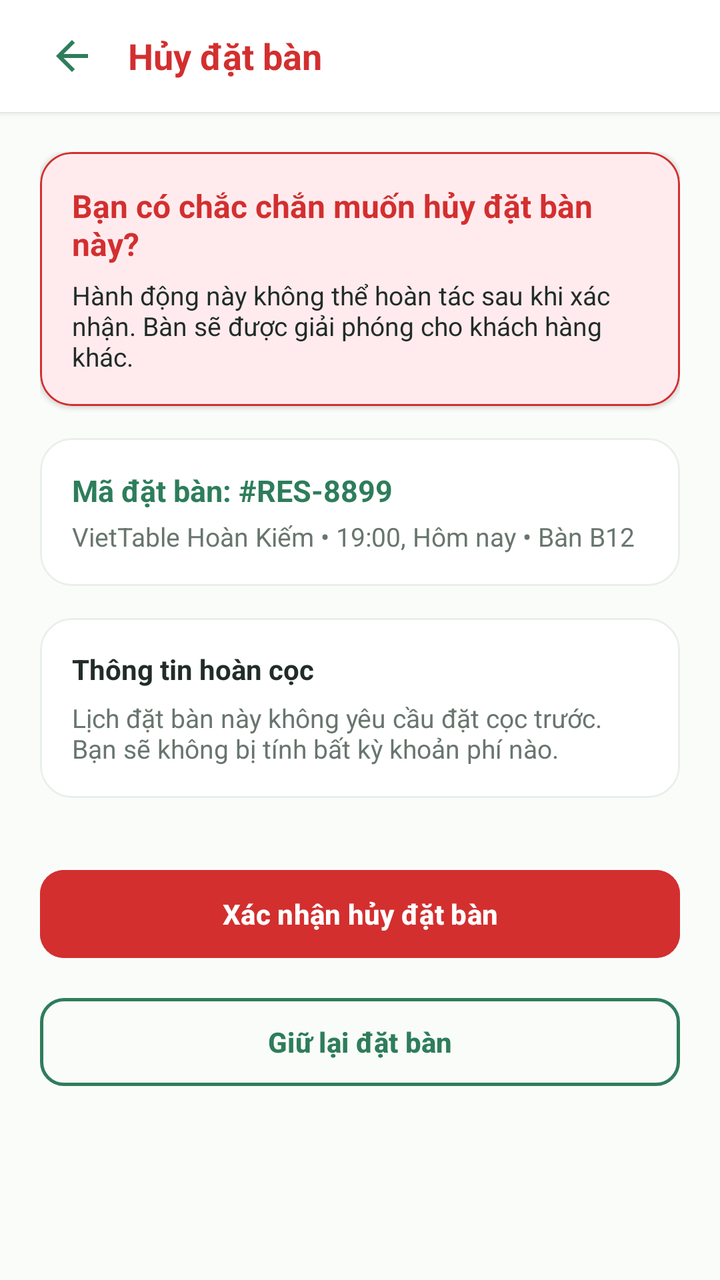
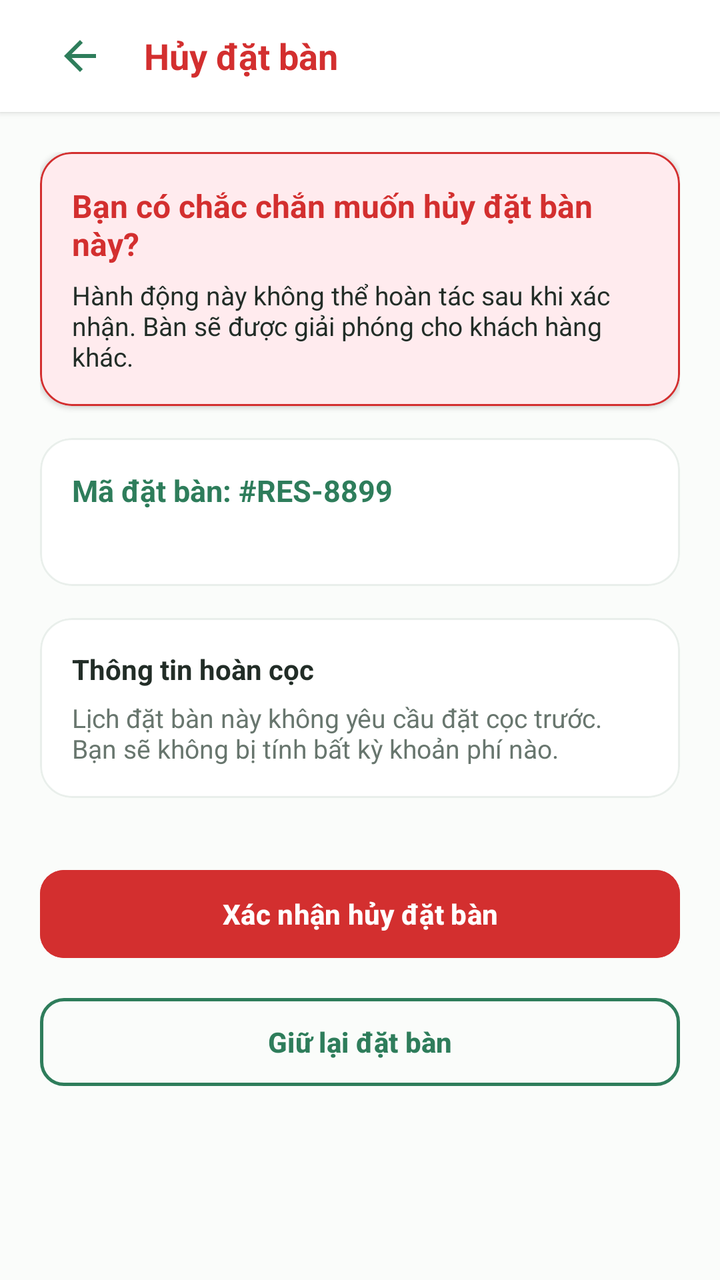

Compare the two renders of this Android layout. The source of the first and the diff that turns it into the second are given below.
<!-- AndroidManifest.xml: application theme Theme.VietTable -->
<!-- res/layout/fragment_res_cancel.xml -->
<?xml version="1.0" encoding="utf-8"?>
<ScrollView
    xmlns:android="http://schemas.android.com/apk/res/android"
    xmlns:app="http://schemas.android.com/apk/res-auto"
    android:layout_width="match_parent"
    android:layout_height="match_parent"
    android:background="@color/bg_cream"
    android:fillViewport="true">

    <LinearLayout
        android:layout_width="match_parent"
        android:layout_height="wrap_content"
        android:orientation="vertical">

        
        <LinearLayout
            android:layout_width="match_parent"
            android:layout_height="wrap_content"
            android:minHeight="56dp"
            android:tag="safe_top"
            android:background="@color/surface"
            android:elevation="2dp"
            android:gravity="center_vertical"
            android:orientation="horizontal"
            android:paddingHorizontal="16dp">

            <ImageButton
                android:id="@+id/btnBack"
                android:layout_width="40dp"
                android:layout_height="40dp"
                android:background="?attr/selectableItemBackgroundBorderless"
                android:src="@drawable/ic_back"
                app:tint="@color/primary" />

            <TextView
                android:layout_width="0dp"
                android:layout_height="wrap_content"
                android:layout_marginStart="8dp"
                android:layout_weight="1"
                android:text="Hủy đặt bàn"
                android:textColor="@color/semantic_error"
                android:textSize="18sp"
                android:textStyle="bold" />
        </LinearLayout>

        <LinearLayout
            android:layout_width="match_parent"
            android:layout_height="wrap_content"
            android:orientation="vertical"
            android:padding="20dp">

            
            <com.google.android.material.card.MaterialCardView
                style="@style/Widget.VietTable.Card"
                android:layout_width="match_parent"
                android:layout_height="wrap_content"
                app:cardBackgroundColor="@color/semantic_error_bg"
                app:strokeColor="@color/semantic_error"
                app:strokeWidth="1dp">

                <LinearLayout
                    android:layout_width="match_parent"
                    android:layout_height="wrap_content"
                    android:orientation="vertical"
                    android:padding="16dp">

                    <TextView
                        android:layout_width="match_parent"
                        android:layout_height="wrap_content"
                        android:text="Bạn có chắc chắn muốn hủy đặt bàn này?"
                        android:textColor="@color/semantic_error"
                        android:textSize="16sp"
                        android:textStyle="bold" />

                    <TextView
                        android:layout_width="match_parent"
                        android:layout_height="wrap_content"
                        android:layout_marginTop="6dp"
                        android:text="Hành động này không thể hoàn tác sau khi xác nhận. Bàn sẽ được giải phóng cho khách hàng khác."
                        android:textColor="@color/text_primary"
                        android:textSize="13sp" />
                </LinearLayout>
            </com.google.android.material.card.MaterialCardView>

            
            <com.google.android.material.card.MaterialCardView
                style="@style/Widget.VietTable.Card.Outlined"
                android:layout_width="match_parent"
                android:layout_height="wrap_content"
                android:layout_marginTop="16dp">

                <LinearLayout
                    android:layout_width="match_parent"
                    android:layout_height="wrap_content"
                    android:orientation="vertical"
                    android:padding="16dp">

                    <TextView
                        android:id="@+id/tvCancelResCode"
                        android:layout_width="match_parent"
                        android:layout_height="wrap_content"
                        android:text="Mã đặt bàn: #RES-8899"
                        android:textColor="@color/primary"
                        android:textSize="15sp"
                        android:textStyle="bold" />

                    <TextView
                        android:id="@+id/tvCancelResSummary"
                        android:layout_width="match_parent"
                        android:layout_height="wrap_content"
                        android:layout_marginTop="4dp"
                        android:text="VietTable Hoàn Kiếm • 19:00, Hôm nay • Bàn B12"
                        android:textColor="@color/text_secondary"
                        android:textSize="13sp" />
                </LinearLayout>
            </com.google.android.material.card.MaterialCardView>

            
            <com.google.android.material.card.MaterialCardView
                style="@style/Widget.VietTable.Card.Outlined"
                android:layout_width="match_parent"
                android:layout_height="wrap_content"
                android:layout_marginTop="16dp">

                <LinearLayout
                    android:layout_width="match_parent"
                    android:layout_height="wrap_content"
                    android:orientation="vertical"
                    android:padding="16dp">

                    <TextView
                        android:layout_width="match_parent"
                        android:layout_height="wrap_content"
                        android:text="Thông tin hoàn cọc"
                        android:textColor="@color/text_primary"
                        android:textSize="14sp"
                        android:textStyle="bold" />

                    <TextView
                        android:id="@+id/tvRefundDetails"
                        android:layout_width="match_parent"
                        android:layout_height="wrap_content"
                        android:layout_marginTop="6dp"
                        android:text="Lịch đặt bàn này không yêu cầu đặt cọc trước. Bạn sẽ không bị tính bất kỳ khoản phí nào."
                        android:textColor="@color/text_secondary"
                        android:textSize="13sp" />
                </LinearLayout>
            </com.google.android.material.card.MaterialCardView>

            
            <com.google.android.material.button.MaterialButton
                android:id="@+id/btnConfirmCancelDestructive"
                style="@style/Widget.VietTable.Button.Destructive"
                android:layout_width="match_parent"
                android:layout_height="wrap_content"
                android:layout_marginTop="32dp"
                android:text="Xác nhận hủy đặt bàn" />

            <com.google.android.material.button.MaterialButton
                android:id="@+id/btnKeepReservation"
                style="@style/Widget.VietTable.Button.Outlined"
                android:layout_width="match_parent"
                android:layout_height="wrap_content"
                android:layout_marginTop="12dp"
                android:text="Giữ lại đặt bàn" />

        </LinearLayout>
    </LinearLayout>
</ScrollView>
<!-- resources referenced by this layout -->
<resources>
  <color name="bg_cream">#FAFCFA</color>
  <color name="primary">#2E7D5B</color>
  <color name="semantic_error">#D32F2F</color>
  <color name="semantic_error_bg">#FFEBEE</color>
  <color name="surface">#FFFFFF</color>
  <color name="text_primary">#222D27</color>
  <color name="text_secondary">#68766E</color>
  <style name="Theme.VietTable" parent="Base.Theme.VietTable" />
  <color name="white">#FFFFFFFF</color>
  <dimen name="btn_height_primary">52dp</dimen>
  <dimen name="radius_medium">12dp</dimen>
  <dimen name="radius_large">16dp</dimen>
  <dimen name="card_elevation">1.5dp</dimen>
  <color name="divider">#E9EFEB</color>
  <dimen name="card_stroke_width">1dp</dimen>
  <style name="Base.Theme.VietTable" parent="Theme.Material3.Light.NoActionBar">
          
          <item name="colorPrimary">@color/primary</item>
          <item name="colorPrimaryDark">@color/primary_dark</item>
          <item name="colorOnPrimary">@color/on_primary</item>
          <item name="colorPrimaryContainer">@color/primary_container</item>
          <item name="colorOnPrimaryContainer">@color/on_primary_container</item>
  
          <item name="colorSecondary">@color/accent_gold</item>
          <item name="colorOnSecondary">@color/white</item>
          <item name="colorSecondaryContainer">@color/accent_gold_container</item>
          <item name="colorOnSecondaryContainer">@color/accent_gold_dark</item>
  
          <item name="android:colorBackground">@color/bg_cream</item>
          <item name="colorSurface">@color/surface</item>
          <item name="colorOnSurface">@color/text_primary</item>
          <item name="colorSurfaceVariant">@color/surface_variant</item>
  
          <item name="colorError">@color/semantic_error</item>
          <item name="colorOnError">@color/white</item>
  
          
          <item name="android:statusBarColor">@android:color/transparent</item>
          <item name="android:windowLightStatusBar">true</item>
          <item name="android:navigationBarColor">@android:color/transparent</item>
          <item name="android:windowLightNavigationBar">true</item>
  
          
          <item name="colorAccent">@color/primary</item>
          <item name="alertDialogTheme">@style/ThemeOverlay.VietTable.Dialog.Alert</item>
          <item name="materialAlertDialogTheme">@style/ThemeOverlay.VietTable.MaterialAlertDialog</item>
          <item name="buttonBarPositiveButtonStyle">@style/Widget.VietTable.Dialog.Button.Positive</item>
          <item name="buttonBarNegativeButtonStyle">@style/Widget.VietTable.Dialog.Button.Negative</item>
          <item name="buttonBarNeutralButtonStyle">@style/Widget.VietTable.Dialog.Button.Neutral</item>
          <item name="materialButtonStyle">@style/Widget.VietTable.Button.Primary</item>
          <item name="materialButtonOutlinedStyle">@style/Widget.VietTable.Button.Outlined</item>
          <item name="borderlessButtonStyle">@style/Widget.VietTable.Button.Text</item>
          <item name="materialCardViewStyle">@style/Widget.VietTable.Card</item>
          <item name="textInputStyle">@style/Widget.VietTable.TextInputLayout</item>
          <item name="toolbarStyle">@style/Widget.VietTable.Toolbar</item>
          <item name="bottomNavigationStyle">@style/Widget.VietTable.BottomNavigationView</item>
      </style>
  <dimen name="text_button">14sp</dimen>
  <color name="primary_dark">#24654A</color>
  <color name="on_primary">#FFFFFF</color>
  <color name="primary_container">#EEF7F2</color>
  <color name="on_primary_container">#1B4E38</color>
  <color name="accent_gold">#CCA862</color>
  <color name="accent_gold_container">#FAF5EB</color>
  <color name="accent_gold_dark">#9E7D33</color>
  <color name="surface_variant">#F3F7F5</color>
  <color name="transparent">#00000000</color>
  <style name="TextAppearance.VietTable.BottomNav.Label" parent="TextAppearance.Material3.LabelSmall">
          <item name="android:textSize">11sp</item>
          <item name="android:textStyle">normal</item>
      </style>
  <!-- unchanged entries left out for length: 19 -->
</resources>

<!-- the commit's change to res/layout/fragment_res_cancel.xml (unified diff, before → after) -->
@@ -24,10 +24,11 @@
             android:orientation="horizontal"
             android:paddingHorizontal="16dp">
 
-            <ImageButton
-                android:id="@+id/btnBack"
-                android:layout_width="40dp"
-                android:layout_height="40dp"
+        <ImageButton
+            android:id="@+id/btnBack"
+            android:layout_width="48dp"
+            android:layout_height="48dp"
+            android:contentDescription="@string/a11y_back"
                 android:background="?attr/selectableItemBackgroundBorderless"
                 android:src="@drawable/ic_back"
                 app:tint="@color/primary" />
@@ -109,7 +110,7 @@
                         android:layout_width="match_parent"
                         android:layout_height="wrap_content"
                         android:layout_marginTop="4dp"
-                        android:text="VietTable Hoàn Kiếm • 19:00, Hôm nay • Bàn B12"
+                        android:text=""
                         android:textColor="@color/text_secondary"
                         android:textSize="13sp" />
                 </LinearLayout>
<!-- resource entries referenced after the edit -->
@@ -7,6 +7,7 @@
   <color name="surface">#FFFFFF</color>
   <color name="text_primary">#222D27</color>
   <color name="text_secondary">#68766E</color>
+  <string name="a11y_back">Quay lại</string>
   <style name="Theme.VietTable" parent="Base.Theme.VietTable" />
   <color name="white">#FFFFFFFF</color>
   <dimen name="btn_height_primary">52dp</dimen>
@@ -40,7 +41,6 @@
           <item name="android:statusBarColor">@android:color/transparent</item>
           <item name="android:windowLightStatusBar">true</item>
           <item name="android:navigationBarColor">@android:color/transparent</item>
-          <item name="android:windowLightNavigationBar">true</item>
   
           
           <item name="colorAccent">@color/primary</item>
